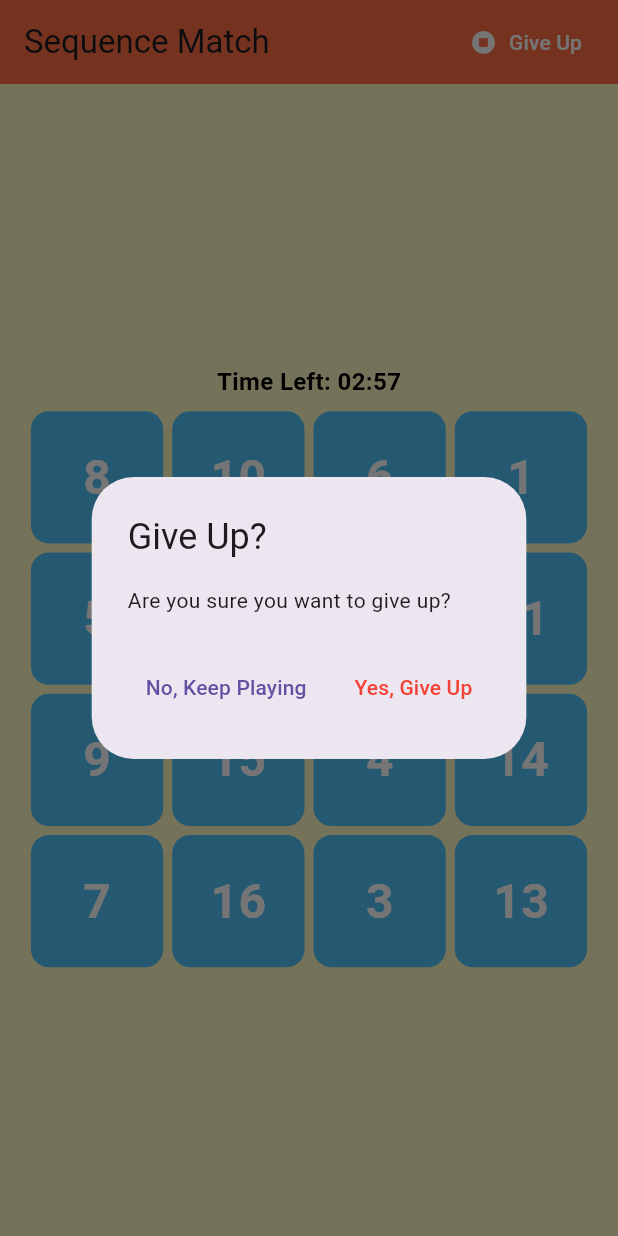
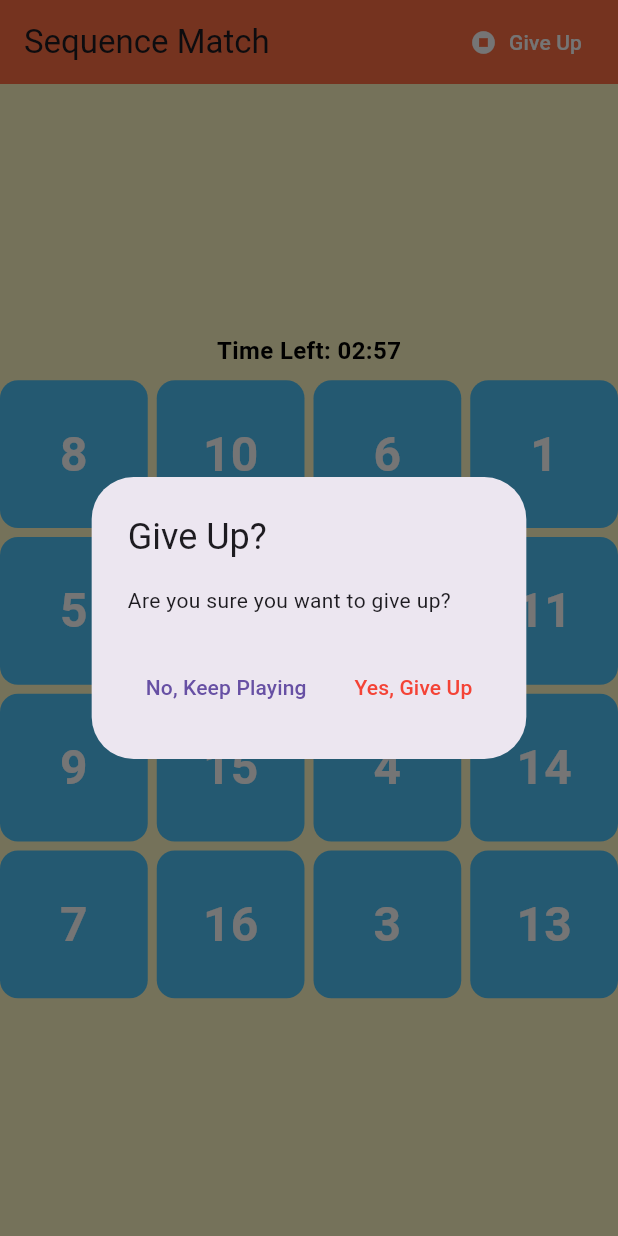
Before and after one commit to amincodelabs/Sequence-Match, a Flutter app: the MemoryGame screen opened directly with empty values, after a tap on "Give Up", on a phone screen of 412 x 824 dp. Run offline on Flutter 3.47's test engine with Material 3 defaults, Android fonts, the phone set to English and light mode, and no system bars; our stand-ins replace fluttertoast, lottie; missing offline and left inert: gif_view.

Commit message:
Revert "Refactor/responsiveness"

```diff
--- a/lib/src/memory_game.dart
+++ b/lib/src/memory_game.dart
@@ -1,8 +1,10 @@
 import 'dart:async';
 import 'dart:math';
+
 import 'package:flutter/material.dart';
+import 'package:fluttertoast/fluttertoast.dart';
+import 'package:sequence_match/src/win_screen.dart';
 import 'package:sequence_match/src/difficulty_screen.dart';
-import 'package:sequence_match/src/win_screen.dart';
 
 import 'lost_screen.dart'; // Ensure gif_view: ^1.0.1 in pubspec.yaml
 
@@ -23,15 +25,15 @@ class MemoryGameState extends State<MemoryGame> with TickerProviderStateMixin {
   late List<bool> revealed;
   int nextNumber = 1;
   int attempts = 0;
-  late List<AnimationController> _controllers;
-  late List<Animation<double>> _animations;
+  List<AnimationController> _controllers = [];
+  List<Animation<double>> _animations = [];
   String? lastMessage;
   bool isMemorizationPhase = true;
   int lastMessageAttempt = 0;
   bool showMessage = false;
   String currentMessage = '';
-  late AnimationController messageController;
-  late Animation<double> messageAnimation;
+  AnimationController? messageController;
+  Animation<double>? messageAnimation;
 
   late int remainingSeconds;
   Timer? gameTimer;
@@ -87,10 +89,11 @@ class MemoryGameState extends State<MemoryGame> with TickerProviderStateMixin {
   void initState() {
     super.initState();
     remainingSeconds = widget.difficultyLevel.timeInSeconds;
+    _shuffleNumbers();
     _setupAnimations();
     _setupMessageAnimation();
-    _shuffleNumbers();
 
+    // Start memorization phase
     memorizationTimer = Timer(const Duration(seconds: 5), () {
       setState(() {
         isMemorizationPhase = false;
@@ -98,15 +101,17 @@ class MemoryGameState extends State<MemoryGame> with TickerProviderStateMixin {
       });
     });
 
+    // Start the game Timer
     gameTimer = Timer.periodic(const Duration(seconds: 1), (timer) {
       setState(() {
         remainingSeconds--;
         if (remainingSeconds <= 0) {
           timer.cancel();
+          // If time is up, go to LostScreen
           Navigator.pushReplacement(
             context,
             MaterialPageRoute(
-              builder: (_) => LostScreen(
+              builder: (context) => LostScreen(
                 difficultyLevel: widget.difficultyLevel,
               ),
             ),
@@ -117,58 +122,73 @@ class MemoryGameState extends State<MemoryGame> with TickerProviderStateMixin {
   }
 
   void _shuffleNumbers() {
+    setState(() {
       final gridSize = widget.difficultyLevel.gridSize;
       final totalTiles = gridSize * gridSize;
-    numbers = List.generate(totalTiles, (i) => i + 1)..shuffle();
-    revealed = List.filled(totalTiles, true);
+      numbers = List.generate(totalTiles, (index) => index + 1)..shuffle();
+      revealed = List.filled(totalTiles, false);
       nextNumber = 1;
       attempts = 0;
       _resetAnimations();
+    });
   }
 
   void _setupAnimations() {
-    _controllers = [];
-    _animations = [];
-    final totalTiles =
-        widget.difficultyLevel.gridSize * widget.difficultyLevel.gridSize;
-    for (var i = 0; i < totalTiles; i++) {
-      final controller = AnimationController(
+    // Dispose old controllers if any
+    for (var c in _controllers) {
+      c.dispose();
+    }
+    _controllers.clear();
+    _animations.clear();
+
+    final totalTiles = widget.difficultyLevel.gridSize * widget.difficultyLevel.gridSize;
+    _controllers = List.generate(
+      totalTiles,
+      (_) => AnimationController(
+        duration: const Duration(milliseconds: 500),
         vsync: this,
-        duration: const Duration(milliseconds: 500),
-      );
-      _controllers.add(controller);
-      _animations.add(
-        Tween<double>(begin: 0, end: pi).animate(
-          CurvedAnimation(parent: controller, curve: Curves.easeInOut),
       ),
     );
-    }
+
+    _animations = _controllers.map((controller) {
+      return Tween<double>(begin: 0, end: pi).animate(
+        CurvedAnimation(parent: controller, curve: Curves.easeInOut),
+      );
+    }).toList();
   }
 
   void _setupMessageAnimation() {
     messageController = AnimationController(
+      duration: const Duration(milliseconds: 500),
       vsync: this,
-      duration: const Duration(milliseconds: 500),
     );
-    messageAnimation = Tween<double>(begin: 0, end: 1).animate(
-      CurvedAnimation(parent: messageController, curve: Curves.elasticOut),
+
+    messageAnimation = Tween<double>(begin: 0.0, end: 1.0).animate(
+      CurvedAnimation(
+        parent: messageController!,
+        curve: Curves.elasticOut,
+      ),
     );
   }
 
   void _onTileTap(int index) {
-    if (!revealed[index]) return;
+    if (revealed[index]) return;
+
+    setState(() {
       _controllers[index].forward();
       Future.delayed(const Duration(milliseconds: 200), () {
-      setState(() => revealed[index] = false);
+        revealed[index] = true;
+
         if (numbers[index] == nextNumber) {
           nextNumber++;
           if (nextNumber > numbers.length) {
+            // Player won, cancel the timer
             gameTimer?.cancel();
             Future.delayed(const Duration(milliseconds: 500), () {
               Navigator.pushReplacement(
                 context,
                 MaterialPageRoute(
-                builder: (_) => WinScreen(
+                  builder: (context) => WinScreen(
                     attempts: attempts,
                     difficultyLevel: widget.difficultyLevel,
                   ),
@@ -180,48 +200,69 @@ class MemoryGameState extends State<MemoryGame> with TickerProviderStateMixin {
           attempts++;
           Future.delayed(const Duration(milliseconds: 400), () {
             setState(() {
-            revealed = List.filled(numbers.length, true);
+              revealed = List.filled(numbers.length, false);
               nextNumber = 1;
-            for (var c in _controllers) {
-              c.reverse();
-            }
+              _resetAnimations();
             });
             _showBlameMessage();
           });
         }
       });
+    });
   }
 
   void _resetAnimations() {
-    for (var c in _controllers) {
-      c.reset();
+    for (var controller in _controllers) {
+      controller.reverse();
     }
   }
 
   void _showBlameMessage() {
+    // Only show message if enough attempts have passed since last message
     if (attempts - lastMessageAttempt < 3) return;
+
+    // Random chance to show message (50% probability)
     if (Random().nextDouble() > 0.5) return;
-    final pool = attempts <= 5
-        ? gentleMessages
-        : attempts <= 10
-            ? mediumMessages
-            : harshMessages;
-    String msg;
+
+    String newMessage;
+    List<String> messagePool;
+
+    // Select message pool based on number of attempts
+    if (attempts <= 5) {
+      messagePool = gentleMessages;
+    } else if (attempts <= 10) {
+      messagePool = mediumMessages;
+    } else {
+      messagePool = harshMessages;
+    }
+
+    // Get a random message from the selected pool
     do {
-      msg = pool[Random().nextInt(pool.length)];
-    } while (msg == lastMessage);
-    lastMessage = msg;
+      newMessage = messagePool[Random().nextInt(messagePool.length)];
+    } while (newMessage == lastMessage);
+
+    lastMessage = newMessage;
     lastMessageAttempt = attempts;
+
     setState(() {
-      currentMessage = msg;
+      currentMessage = newMessage;
       showMessage = true;
     });
-    messageController
-      ..reset()
-      ..forward();
+
+    // Reset and start animation
+    messageController?.reset();
+    messageController?.forward();
+
+    // Cancel any existing message timer
     messageTimer?.cancel();
+
+    // Set new timer to hide message
     messageTimer = Timer(const Duration(seconds: 5), () {
-      if (mounted) setState(() => showMessage = false);
+      if (mounted) {
+        setState(() {
+          showMessage = false;
+        });
+      }
     });
   }
 
@@ -230,7 +271,7 @@ class MemoryGameState extends State<MemoryGame> with TickerProviderStateMixin {
     for (var c in _controllers) {
       c.dispose();
     }
-    messageController.dispose();
+    messageController?.dispose();
     gameTimer?.cancel();
     memorizationTimer?.cancel();
     messageTimer?.cancel();
@@ -238,10 +279,9 @@ class MemoryGameState extends State<MemoryGame> with TickerProviderStateMixin {
   }
 
   String formatTime(int seconds) {
-    final m = seconds ~/ 60;
-    final s = seconds % 60;
-    return '${m.toString().padLeft(2, '0')}:'
-        '${s.toString().padLeft(2, '0')}';
+    int minutes = seconds ~/ 60;
+    int remainingSeconds = seconds % 60;
+    return '${minutes.toString().padLeft(2, '0')}:${remainingSeconds.toString().padLeft(2, '0')}';
   }
 
   @override
@@ -249,39 +289,51 @@ class MemoryGameState extends State<MemoryGame> with TickerProviderStateMixin {
     return Scaffold(
       backgroundColor: const Color(0xFFFFF9C4),
       appBar: AppBar(
-        title: const Text('Sequence Match'),
+        title: const Text("Sequence Match"),
         backgroundColor: const Color(0xFFFF7043),
         elevation: 0,
         actions: [
           TextButton.icon(
-            onPressed: () => showDialog(
+            onPressed: () {
+              // Show confirmation dialog
+              showDialog(
                 context: context,
-              builder: (_) => AlertDialog(
+                builder: (BuildContext context) {
+                  return AlertDialog(
                     title: const Text('Give Up?'),
                     content: const Text('Are you sure you want to give up?'),
                     actions: [
                       TextButton(
-                    onPressed: () => Navigator.pop(context),
+                        onPressed: () {
+                          Navigator.pop(context);
+                        },
                         child: const Text('No, Keep Playing'),
                       ),
                       TextButton(
                         onPressed: () {
-                      Navigator.pop(context);
+                          Navigator.pop(context); // Close dialog
                           Navigator.pushReplacement(
                             context,
                             MaterialPageRoute(
-                          builder: (_) => const DifficultyScreen(),
+                              builder: (context) => const DifficultyScreen(),
                             ),
                           );
                         },
-                    child: const Text('Yes, Give Up',
-                        style: TextStyle(color: Colors.red)),
+                        child: const Text(
+                          'Yes, Give Up',
+                          style: TextStyle(color: Colors.red),
+                        ),
                       ),
                     ],
+                  );
+                },
+              );
+            },
+            icon: const Icon(Icons.stop_circle, color: Colors.white),
+            label: const Text(
+              'Give Up',
+              style: TextStyle(color: Colors.white),
             ),
-            ),
-            icon: const Icon(Icons.stop_circle, color: Colors.white),
-            label: const Text('Give Up', style: TextStyle(color: Colors.white)),
           ),
           const SizedBox(width: 8),
         ],
@@ -294,21 +346,19 @@ class MemoryGameState extends State<MemoryGame> with TickerProviderStateMixin {
               children: [
                 Padding(
                   padding: const EdgeInsets.all(8.0),
+                  child: Center(
                     child: Text(
-                    'Time Left: ${formatTime(remainingSeconds)}',
+                      "Time Left: ${formatTime(remainingSeconds)}",
                       style: TextStyle(
                           fontWeight: FontWeight.bold,
                           fontSize: 16,
-                      color: remainingSeconds <= 20 ? Colors.red : Colors.black,
+                          color:
+                              remainingSeconds <= 20 ? Colors.red : Colors.black),
                     ),
                   ),
                 ),
-                LayoutBuilder(
-                  builder: (context, constraints) {
-                    final maxWidth = min(constraints.maxWidth * 0.9, 600);
-                    return SizedBox(
-                      width: maxWidth.toDouble(),
-                      child: GridView.builder(
+                // Grid
+                GridView.builder(
                   shrinkWrap: true,
                   itemCount: numbers.length,
                   gridDelegate: SliverGridDelegateWithFixedCrossAxisCount(
@@ -324,23 +374,21 @@ class MemoryGameState extends State<MemoryGame> with TickerProviderStateMixin {
                         builder: (context, child) {
                           final angle = _animations[index].value;
                           final isFront = angle < pi / 2;
+
                           return Transform(
                             alignment: Alignment.center,
                             transform: Matrix4.rotationY(angle),
                             child: Stack(
                               children: [
-                                      _buildTile(index, true),
+                                _buildTile(index, false),
                                 Transform(
                                   alignment: Alignment.center,
                                   transform: Matrix4.rotationY(pi),
                                   child: isFront
                                       ? Container()
-                                            : _buildTile(index, false),
+                                      : _buildTile(index, true),
                                 ),
                               ],
-                                  ),
-                                );
-                              },
                             ),
                           );
                         },
@@ -357,10 +405,10 @@ class MemoryGameState extends State<MemoryGame> with TickerProviderStateMixin {
               left: 0,
               right: 0,
               child: AnimatedBuilder(
-                animation: messageAnimation,
+                animation: messageAnimation!,
                 builder: (context, child) {
                   return Transform.scale(
-                    scale: messageAnimation.value,
+                    scale: messageAnimation!.value,
                     child: Container(
                       margin: const EdgeInsets.symmetric(horizontal: 20),
                       padding: const EdgeInsets.symmetric(
@@ -397,24 +445,23 @@ class MemoryGameState extends State<MemoryGame> with TickerProviderStateMixin {
     );
   }
 
-  Widget _buildTile(int index, bool faceUp) {
-    final reveal = faceUp || (isMemorizationPhase && revealed[index]);
+  Widget _buildTile(int index, bool isRevealed) {
     return Container(
       decoration: BoxDecoration(
-        color: reveal ? const Color(0xFF4FC3F7) : const Color(0xFFE0E0E0),
+        color: isRevealed || isMemorizationPhase ? const Color(0xFF4FC3F7) : const Color(0xFFE0E0E0),
         borderRadius: BorderRadius.circular(12),
       ),
       child: Center(
-        child: reveal
+        child: (isRevealed || isMemorizationPhase)
             ? Text(
-                '${numbers[index]}',
+                "${numbers[index]}",
                 style: const TextStyle(
                   fontSize: 32,
                   fontWeight: FontWeight.bold,
                   color: Colors.white,
                 ),
               )
-            : const SizedBox.shrink(),
+            : Container(),
       ),
     );
   }
--- a/pubspec.yaml
+++ b/pubspec.yaml
@@ -1,5 +1,5 @@
 name: sequence_match
-description: "This is a simple memory game where you have to remember a sequence of colors and tap them in the correct order. The game gets progressively harder with each level."
+description: "A new Flutter project."
 publish_to: 'none'
 
 version: 1.0.0+1
```
Also changed, not shown: lib/src/difficulty_screen.dart (+5 -16 lines), lib/src/win_screen.dart (+7 -2 lines), 1 other file. Lines whose indentation alone changed are shown as unchanged.
